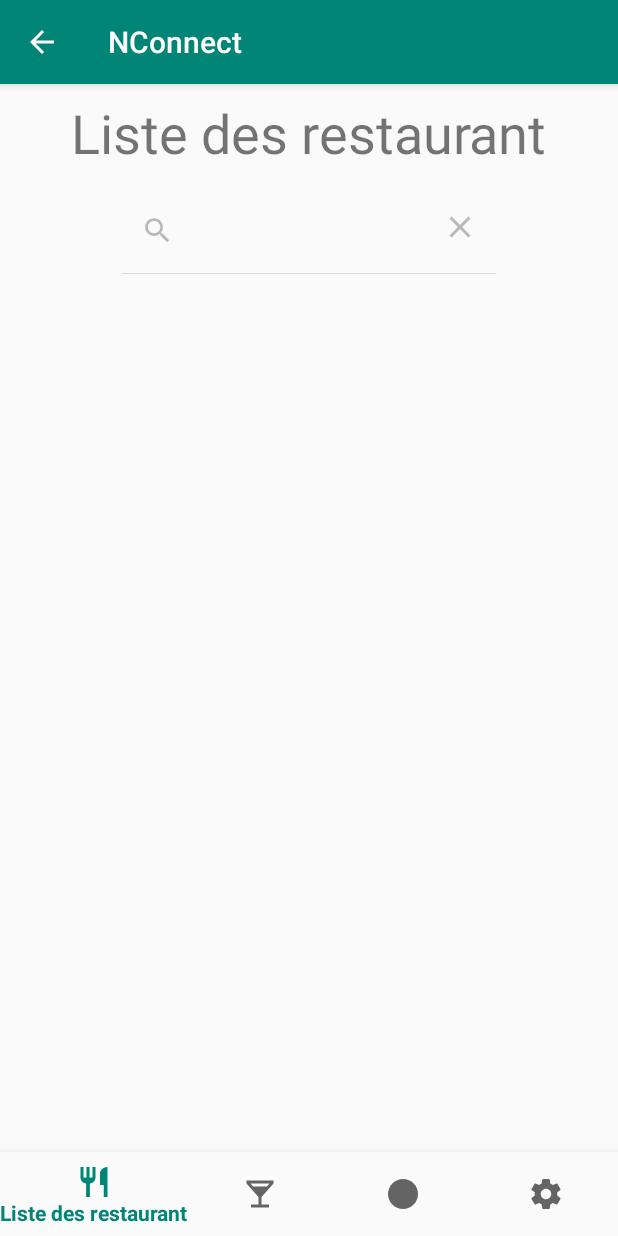
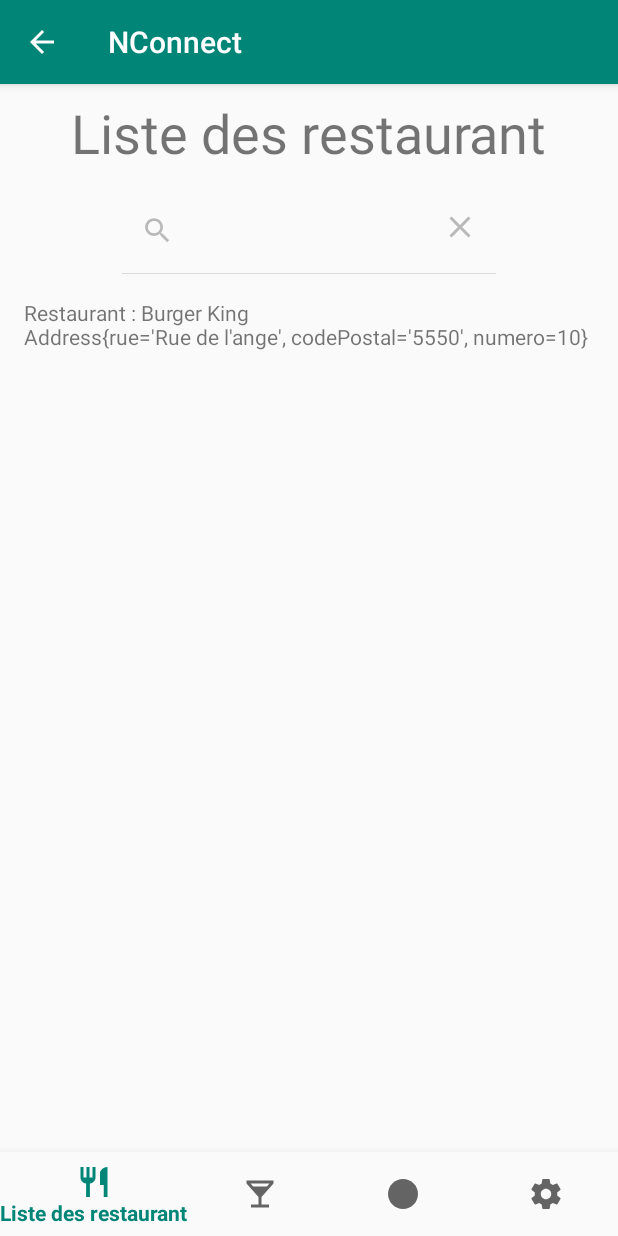
Before and after one commit to FrancoisRmn/SmartCity, an Android app: the fragment MarketFragment placed in its activity, after a tap on "Search", on a phone screen of 412 x 824 dp. Run offline under Robolectric (Android 15) with nearby library versions, the phone set to English and light mode, and no system bars.

Commit message:
ajout de marketDAO + recylcerView ...

```diff
--- a/app/src/main/java/com/henallux/smartcity/view/BottomMenu.java
+++ b/app/src/main/java/com/henallux/smartcity/view/BottomMenu.java
@@ -6,6 +6,8 @@ import android.support.design.widget.BottomNavigationView;
 import android.support.v4.app.Fragment;
 import android.support.v7.app.AppCompatActivity;
 import android.view.MenuItem;
+import android.arch.lifecycle.ViewModel;
+import android.arch.lifecycle.ViewModelProviders;
 
 import com.henallux.smartcity.R;
 
@@ -18,7 +20,10 @@ public class BottomMenu extends AppCompatActivity {
 
         bottomNav = findViewById(R.id.bottom_navigation);
         bottomNav.setOnNavigationItemSelectedListener(navListener);
-        getSupportFragmentManager().beginTransaction().replace(R.id.fragment_container, new RestaurantFragment()).commit();
+        if(savedInstanceState == null)
+        {
+            getSupportFragmentManager().beginTransaction().replace(R.id.fragment_container, new RestaurantFragment()).commit();
+        }
     }
 
     private BottomNavigationView.OnNavigationItemSelectedListener navListener =
--- a/app/src/main/java/com/henallux/smartcity/view/MainActivity.java
+++ b/app/src/main/java/com/henallux/smartcity/view/MainActivity.java
@@ -6,7 +6,8 @@ import android.os.Bundle;
 import android.view.View;
 import android.widget.Button;
 import android.widget.Toast;
-
+import android.arch.lifecycle.ViewModel;
+import android.arch.lifecycle.ViewModelProviders;
 import com.henallux.smartcity.R;
 
 public class MainActivity extends AppCompatActivity {
--- /dev/null
+++ b/app/src/main/java/com/henallux/smartcity/view/MarketAdapter.java
@@ -0,0 +1,46 @@
+package com.henallux.smartcity.view;
+
+import android.support.v7.widget.RecyclerView;
+import android.view.LayoutInflater;
+import android.view.View;
+import android.view.ViewGroup;
+import android.widget.TextView;
+
+import com.henallux.smartcity.R;
+import com.henallux.smartcity.model.Market;
+import com.henallux.smartcity.model.Restaurant;
+
+import java.util.ArrayList;
+
+public class MarketAdapter extends RecyclerView.Adapter<MarketAdapter.ViewHolder> {
+
+    private ArrayList<Market> dataSet;
+
+    public static class ViewHolder extends RecyclerView.ViewHolder{
+        public TextView textView;
+        public ViewHolder (View v){
+            super(v);
+            textView = v.findViewById(R.id.MarketItemTextView);
+        }
+    }
+
+    public MarketAdapter (ArrayList<Market> dataSet){
+        this.dataSet = dataSet;
+    }
+
+    @Override
+    public MarketAdapter.ViewHolder onCreateViewHolder (ViewGroup parent, int viewType){
+        View view = LayoutInflater.from(parent.getContext()).inflate(R.layout.list_item_market,parent,false);
+        return new ViewHolder(view);
+    }
+
+    @Override
+    public void onBindViewHolder(ViewHolder holder, int position){
+        holder.textView.setText(dataSet.get(position).toString());
+    }
+
+    @Override
+    public int getItemCount(){
+        return dataSet.size();
+    }
+}
--- a/app/src/main/java/com/henallux/smartcity/view/MarketFragment.java
+++ b/app/src/main/java/com/henallux/smartcity/view/MarketFragment.java
@@ -1,19 +1,65 @@
 package com.henallux.smartcity.view;
 
+import android.os.AsyncTask;
 import android.os.Bundle;
 import android.support.annotation.NonNull;
 import android.support.annotation.Nullable;
 import android.support.v4.app.Fragment;
+import android.support.v7.widget.LinearLayoutManager;
+import android.support.v7.widget.RecyclerView;
+import android.util.Log;
 import android.view.LayoutInflater;
 import android.view.View;
 import android.view.ViewGroup;
 
 import com.henallux.smartcity.R;
+import com.henallux.smartcity.dataAccess.MarketDAO;
+import com.henallux.smartcity.model.Address;
+import com.henallux.smartcity.model.Market;
+
+import java.util.ArrayList;
 
 public class MarketFragment extends Fragment {
+    private RecyclerView marketsToDisplay;
     @Nullable
     @Override
     public View onCreateView(@NonNull LayoutInflater inflater, @Nullable ViewGroup container, @Nullable Bundle savedInstanceState) {
         return inflater.inflate(R.layout.fragment_market, container, false);
     }
+
+    @Override
+    public void onActivityCreated(@Nullable Bundle savedInstanceState) {
+        super.onActivityCreated(savedInstanceState);
+        View v = getView();
+        marketsToDisplay = v.findViewById(R.id.MarketsRecyclerView);
+        RecyclerView.LayoutManager layoutManager = new LinearLayoutManager(v.getContext());
+        marketsToDisplay.setLayoutManager(layoutManager);
+        new LoadMarkets().execute();
+    }
+
+    private class LoadMarkets extends AsyncTask<String, Void, ArrayList<Market>> {
+        private MarketDAO marketDAO;
+
+        protected ArrayList<Market> doInBackground(String... urls){
+            marketDAO = new MarketDAO();
+
+            ArrayList<Market> markets = new ArrayList<>();
+            try{
+
+            }catch (Exception e){
+                Log.i("Async",e.getMessage());
+
+                e.printStackTrace();
+            }
+            Log.i("Async","Fin de doInBackGround (market)");
+            return markets;
+        }
+
+        @Override
+        protected void onPostExecute(ArrayList<Market> markets) {
+            RecyclerView.Adapter adapter = new MarketAdapter(markets);
+            marketsToDisplay.setAdapter(adapter);
+            Log.i("Async","Fin de onPostExecute (market)");
+        }
+    }
 }
--- a/app/src/main/java/com/henallux/smartcity/view/RestaurantFragment.java
+++ b/app/src/main/java/com/henallux/smartcity/view/RestaurantFragment.java
@@ -36,6 +36,8 @@ public class RestaurantFragment extends Fragment {
     @Nullable
     @Override
     public View onCreateView(@NonNull LayoutInflater inflater, @Nullable ViewGroup container, @Nullable Bundle savedInstanceState) {
+        //Essai de faire une listView plus stylée en utilisant une tache synchrone venant d'une classe externe
+        /*
         View view =  inflater.inflate(R.layout.fragment_restaurant, container, false);
 
         restaurantViewModel = ViewModelProviders.of(getActivity()).get(RestaurantViewModel.class);
@@ -53,7 +55,8 @@ public class RestaurantFragment extends Fragment {
         );
         listViewRestaurantsToDisplay.setAdapter(listRestaurantAdapter);
         return view;
-        //return inflater.inflate(R.layout.fragment_restaurant, container, false);
+        */
+        return inflater.inflate(R.layout.fragment_restaurant, container, false);
 
     }
 
@@ -74,11 +77,11 @@ public class RestaurantFragment extends Fragment {
         super.onActivityCreated(savedInstanceState);
         View view = getView();
         //version avec recycler view
-        /*restaurantsToDisplay = view.findViewById(R.id.RestaurantRecyclerView);
+        restaurantsToDisplay = view.findViewById(R.id.RestaurantRecyclerView);
         RecyclerView.LayoutManager layoutManager = new LinearLayoutManager(view.getContext());
         restaurantsToDisplay.setLayoutManager(layoutManager);
         new LoadRestaurants().execute();
-        */
+
         //version avec listView
         /*
         restaurantViewModel = ViewModelProviders.of(getActivity()).get(RestaurantViewModel.class);
--- a/app/src/main/res/layout/fragment_restaurant.xml
+++ b/app/src/main/res/layout/fragment_restaurant.xml
@@ -34,8 +34,8 @@
         app:layout_constraintStart_toStartOf="parent"
         app:layout_constraintTop_toBottomOf="@+id/textView" />
 
-    <ListView
-        android:id="@+id/RestaurantListView"
+    <android.support.v7.widget.RecyclerView
+        android:id="@+id/RestaurantRecyclerView"
         android:layout_width="0dp"
         android:layout_height="0dp"
         android:layout_marginStart="8dp"
--- a/app/src/main/res/mipmap-anydpi-v26/ic_nconnect.xml
+++ b/app/src/main/res/mipmap-anydpi-v26/ic_nconnect.xml
@@ -1,5 +1,5 @@
 <?xml version="1.0" encoding="utf-8"?>
 <adaptive-icon xmlns:android="http://schemas.android.com/apk/res/android">
     <background android:drawable="@drawable/ic_launcher_background"/>
-    <foreground android:drawable="@mipmap/nConnect"/>
+    <foreground android:drawable="@mipmap/nconnect"/>
 </adaptive-icon>
--- a/app/src/main/res/mipmap-anydpi-v26/ic_nconnect_round.xml
+++ b/app/src/main/res/mipmap-anydpi-v26/ic_nconnect_round.xml
@@ -1,5 +1,5 @@
 <?xml version="1.0" encoding="utf-8"?>
 <adaptive-icon xmlns:android="http://schemas.android.com/apk/res/android">
     <background android:drawable="@drawable/ic_launcher_background"/>
-    <foreground android:drawable="@mipmap/nConnect"/>
+    <foreground android:drawable="@mipmap/nconnect"/>
 </adaptive-icon>
```
Also changed, not shown: app/src/main/java/com/henallux/smartcity/dataAccess/MarketDAO.java (added, +50 -0 lines), app/src/main/java/com/henallux/smartcity/model/Market.java (added, +14 -0 lines), app/src/main/res/layout/fragment_market.xml (+11 -0 lines), app/src/main/res/layout/list_item_market.xml (added, +21 -0 lines), app/src/main/res/mipmap-hdpi/nconnect.png (renamed from app/src/main/res/mipmap-hdpi/nConnect.png), app/src/main/res/mipmap-mdpi/nconnect.png (renamed from app/src/main/res/mipmap-mdpi/nConnect.png), app/src/main/res/mipmap-xhdpi/nconnect.png (renamed from app/src/main/res/mipmap-xhdpi/nConnect.png), app/src/main/res/mipmap-xxhdpi/nconnect.png (renamed from app/src/main/res/mipmap-xxhdpi/nConnect.png), app/src/main/res/mipmap-xxxhdpi/nconnect.png (renamed from app/src/main/res/mipmap-xxxhdpi/nConnect.png).
